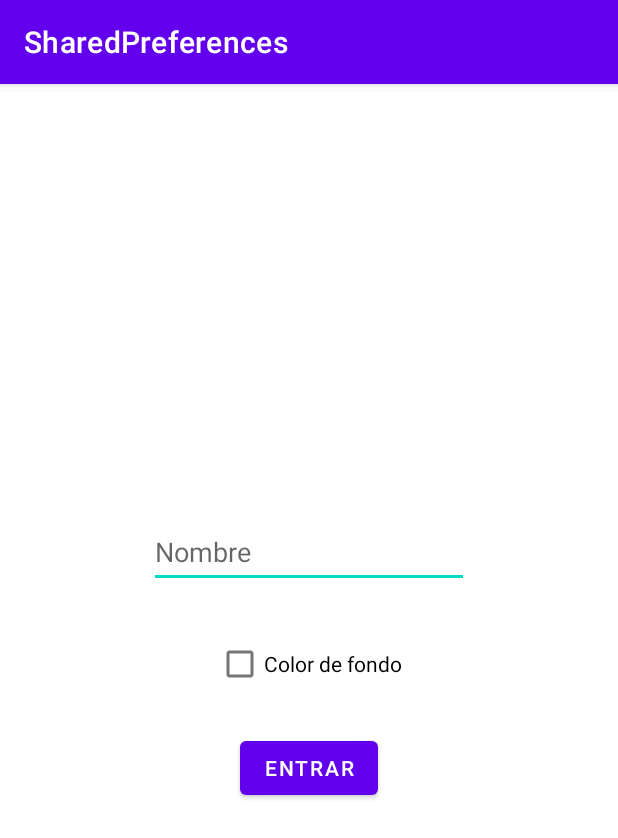
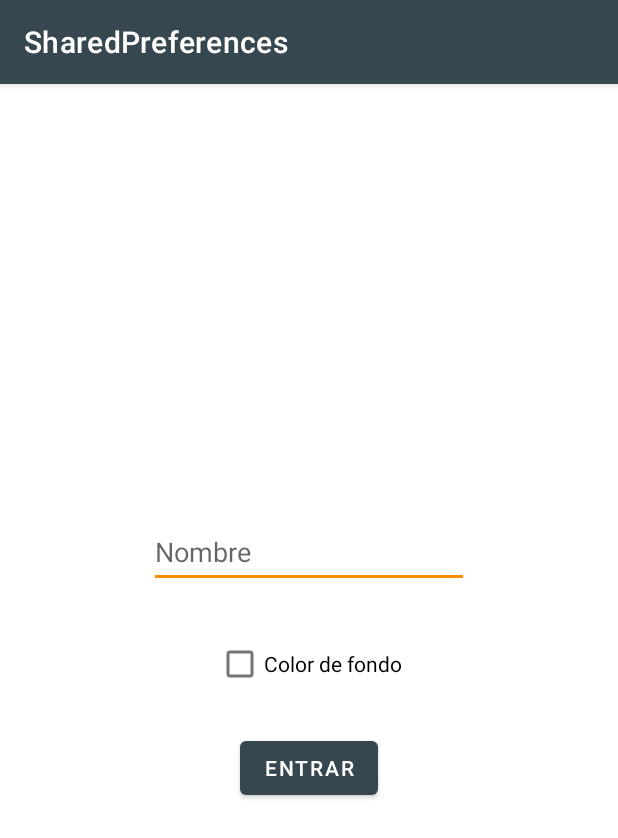
Before and after one commit to kotlinab/SharedPreferences, an Android app: the screen it shows after launch (MainActivity), on a phone screen of 412 x 824 dp. Shown: the top 838 px of the screen. Run offline under Robolectric (Android 15) with nearby library versions, the phone set to English and light mode, and no system bars.

Commit message:
Themes y Styles

```diff
--- a/app/build.gradle
+++ b/app/build.gradle
@@ -36,8 +36,7 @@ android {
 }
 
 dependencies {
-
-    implementation 'androidx.core:core-ktx:1.7.0'
+    implementation 'androidx.core:core-ktx:1.8.0'
     implementation 'androidx.appcompat:appcompat:1.4.2'
     implementation 'com.google.android.material:material:1.6.1'
     implementation 'androidx.constraintlayout:constraintlayout:2.1.4'
--- a/app/src/main/AndroidManifest.xml
+++ b/app/src/main/AndroidManifest.xml
@@ -12,7 +12,7 @@
         android:label="@string/app_name"
         android:roundIcon="@mipmap/ic_launcher_round"
         android:supportsRtl="true"
-        android:theme="@style/Theme.SharedPreferences"
+        android:theme="@style/Theme.SharedPreferencesMod"
         tools:targetApi="31">
         <activity
             android:name=".AccessActivity"
--- a/app/src/main/java/es/ipow/sharedpreferences/MainActivity.kt
+++ b/app/src/main/java/es/ipow/sharedpreferences/MainActivity.kt
@@ -13,10 +13,8 @@ class MainActivity : AppCompatActivity() {
         super.onCreate(savedInstanceState)
         b = ActivityMainBinding.inflate(layoutInflater)
         setContentView(b.root)
-
         initUI()
         checkUserValues()
-
     }
 
     fun initUI(){
--- a/app/src/main/res/values/colors.xml
+++ b/app/src/main/res/values/colors.xml
@@ -8,4 +8,13 @@
     <color name="black">#FF000000</color>
     <color name="white">#FFFFFFFF</color>
     <color name="orange">#FB8C00</color>
+
+    <color name="primaryColor">#37474f</color>
+    <color name="primaryLightColor">#62727b</color>
+    <color name="primaryDarkColor">#102027</color>
+    <color name="secondaryColor">#ff8f00</color>
+    <color name="secondaryLightColor">#ffc046</color>
+    <color name="secondaryDarkColor">#c56000</color>
+    <color name="primaryTextColor">#ffffff</color>
+    <color name="secondaryTextColor">#000000</color>
 </resources>
--- a/app/src/main/res/values/themes.xml
+++ b/app/src/main/res/values/themes.xml
@@ -13,4 +13,18 @@
         <item name="android:statusBarColor" tools:targetApi="l">?attr/colorPrimaryVariant</item>
         <!-- Customize your theme here. -->
     </style>
+
+    <style name="Theme.SharedPreferencesMod" parent="Theme.MaterialComponents.DayNight.DarkActionBar">
+        <!-- Primary brand color. -->
+        <item name="colorPrimary">@color/primaryColor</item>
+        <item name="colorPrimaryVariant">@color/primaryDarkColor</item>
+        <item name="colorOnPrimary">@color/primaryTextColor</item>
+        <!-- Secondary brand color. -->
+        <item name="colorSecondary">@color/secondaryColor</item>
+        <item name="colorSecondaryVariant">@color/secondaryLightColor</item>
+        <item name="colorOnSecondary">@color/secondaryTextColor</item>
+        <!-- Status bar color. -->
+        <item name="android:statusBarColor" tools:targetApi="l">?attr/colorPrimaryVariant</item>
+        <!-- Customize your theme here. -->
+    </style>
 </resources>
```
